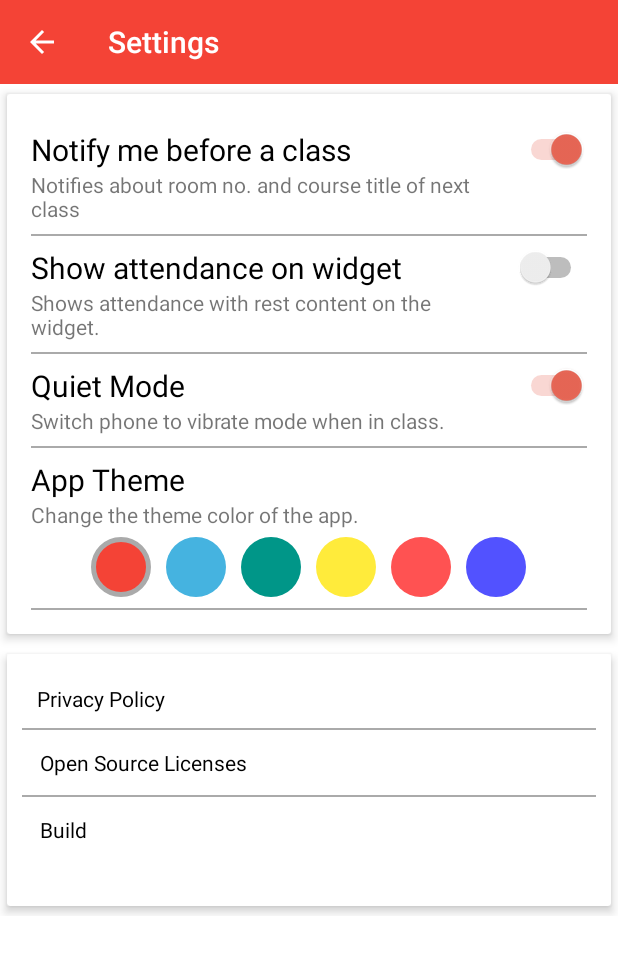
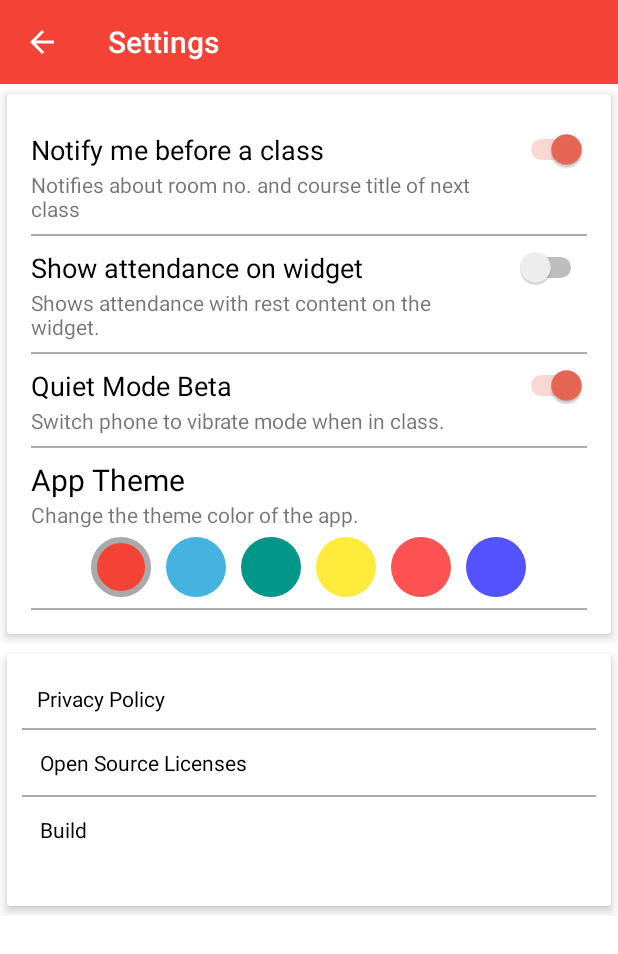
Before and after one commit to Sid25081998/zchedule-android, an Android app: the Settings screen opened directly, with no data from a screen before it, on a phone screen of 412 x 824 dp. Shown: the top 954 px of the screen. Run offline under Robolectric (Android 15) with nearby library versions, the light colour scheme and no system bars.

Commit message:
Quiet Mode added

```diff
--- a/VDiary/app/src/main/AndroidManifest.xml
+++ b/VDiary/app/src/main/AndroidManifest.xml
@@ -44,6 +44,9 @@
         <service
             android:name=".Widget.widgetService"
             android:permission="android.permission.BIND_REMOTEVIEWS" />
+
+        <receiver android:name=".Receivers.ChangeProfileReceiver"
+            android:enabled="true"/>
 
         <receiver android:name=".Receivers.NotifyService"
             android:enabled="true"/>
--- a/VDiary/app/src/main/java/com/example/sridh/vdiary/Utils/prefs.java
+++ b/VDiary/app/src/main/java/com/example/sridh/vdiary/Utils/prefs.java
@@ -38,6 +38,7 @@ public class prefs {
     public static String CREDENTIALS = "credentials";
     public static String SEM_START = "semStart";
     public static String SEM_END= "semEnd";
+    public static String AUDIO_PROFILE = "audioProfile";
 
     //SHARED PREFERENCES INSTANCE OF THE APP
     public static SharedPreferences getPrefsInstance(Context context){
--- a/VDiary/app/src/main/res/drawable/circle_black_s.xml
+++ b/VDiary/app/src/main/res/drawable/circle_black_s.xml
@@ -11,5 +11,5 @@
         android:height="40dp"/>
     <stroke
         android:color="@android:color/darker_gray"
-        android:width="3dp"/>
+        android:width="4dp"/>
 </shape>
--- a/VDiary/app/src/main/res/drawable/circle_blue_s.xml
+++ b/VDiary/app/src/main/res/drawable/circle_blue_s.xml
@@ -13,7 +13,7 @@
 
     <stroke
         android:color="@android:color/darker_gray"
-        android:width="3dp"/>
+        android:width="4dp"/>
 
 
 </shape>
--- a/VDiary/app/src/main/res/drawable/circle_pink_s.xml
+++ b/VDiary/app/src/main/res/drawable/circle_pink_s.xml
@@ -11,5 +11,5 @@
         android:height="40dp"/>
     <stroke
         android:color="@android:color/darker_gray"
-        android:width="3dp"/>
+        android:width="4dp"/>
 </shape>
--- a/VDiary/app/src/main/res/drawable/circle_purple_s.xml
+++ b/VDiary/app/src/main/res/drawable/circle_purple_s.xml
@@ -11,5 +11,5 @@
         android:height="40dp"/>
     <stroke
         android:color="@android:color/darker_gray"
-        android:width="3dp"/>
+        android:width="4dp"/>
 </shape>
--- a/VDiary/app/src/main/res/drawable/circle_red_s.xml
+++ b/VDiary/app/src/main/res/drawable/circle_red_s.xml
@@ -11,5 +11,5 @@
         android:height="40dp"/>
     <stroke
         android:color="@android:color/darker_gray"
-        android:width="3dp"/>
+        android:width="4dp"/>
 </shape>
--- a/VDiary/app/src/main/res/drawable/circle_teal_s.xml
+++ b/VDiary/app/src/main/res/drawable/circle_teal_s.xml
@@ -11,5 +11,5 @@
         android:height="40dp"/>
     <stroke
         android:color="@android:color/darker_gray"
-        android:width="3dp"/>
+        android:width="4dp"/>
 </shape>
--- a/VDiary/app/src/main/res/drawable/circle_yellow_s.xml
+++ b/VDiary/app/src/main/res/drawable/circle_yellow_s.xml
@@ -11,5 +11,5 @@
         android:height="40dp"/>
     <stroke
         android:color="@android:color/darker_gray"
-        android:width="3dp"/>
+        android:width="4dp"/>
 </shape>
--- a/VDiary/app/src/main/res/layout/activity_settings.xml
+++ b/VDiary/app/src/main/res/layout/activity_settings.xml
@@ -49,7 +49,7 @@
         android:layout_height="wrap_content"
         android:layout_width="match_parent"
         android:text="Notify me before a class"
-        android:textSize="20sp"
+        android:textSize="18sp"
         android:id="@+id/toggle_showNotification" />
         <TextView
             android:layout_width="wrap_content"
@@ -72,7 +72,7 @@
                 android:layout_height="wrap_content"
                 android:layout_width="match_parent"
                 android:text="Show attendance on widget"
-                android:textSize="20sp"
+                android:textSize="18sp"
                 android:id="@+id/toggle_showAttendance" />
             <TextView
                 android:layout_width="wrap_content"
@@ -94,8 +94,8 @@
             <Switch
                 android:layout_height="wrap_content"
                 android:layout_width="match_parent"
-                android:text="Quiet Mode"
-                android:textSize="20sp"
+                android:text="Quiet Mode Beta"
+                android:textSize="18sp"
                 android:id="@+id/toggle_changeProfile" />
             <TextView
                 android:layout_width="wrap_content"
```
Also changed, not shown: VDiary/app/src/main/java/com/example/sridh/vdiary/Activities/Login.java (+21 -9 lines), VDiary/app/src/main/java/com/example/sridh/vdiary/Activities/WorkSpace.java (+26 -14 lines), VDiary/app/src/main/java/com/example/sridh/vdiary/Classes/Notification_Holder.java (+15 -2 lines), VDiary/app/src/main/java/com/example/sridh/vdiary/Receivers/ChangeProfileReceiver.java (+6 -1 lines), VDiary/app/src/main/java/com/example/sridh/vdiary/Receivers/NotifyService.java (+25 -5 lines), VDiary/app/src/main/res/layout/activity_login.xml (+3 -14 lines).
